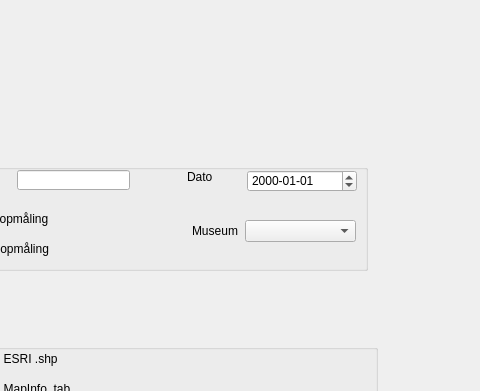
The window that felt_tegn/felt_tegn_dialog_base.ui (archaeodav/felttegn) describes before a commit, drawn with Qt 5; both pictures show x 123 to 603 and y 0 to 391 of the 603 by 665 pixel window.
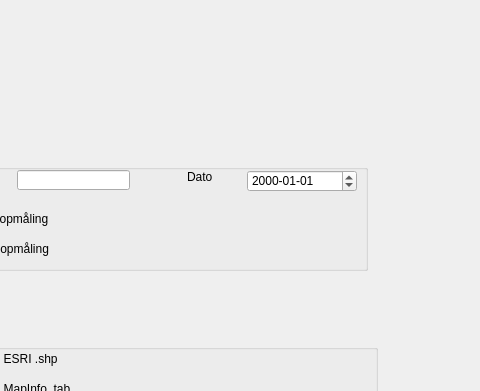
The same window after the commit. Custom widgets are drawn as their Qt base class.

Commit message: remove museum combobox

What changed in the file:
```diff
--- a/felt_tegn/felt_tegn_dialog_base.ui
+++ b/felt_tegn/felt_tegn_dialog_base.ui
@@ -311,29 +311,6 @@
      <string>Total stations opmåling</string>
     </property>
    </widget>
-   <widget class="QComboBox" name="comboBox">
-    <property name="geometry">
-     <rect>
-      <x>348</x>
-      <y>70</y>
-      <width>111</width>
-      <height>22</height>
-     </rect>
-    </property>
-   </widget>
-   <widget class="QLabel" name="museum">
-    <property name="geometry">
-     <rect>
-      <x>295</x>
-      <y>74</y>
-      <width>47</width>
-      <height>13</height>
-     </rect>
-    </property>
-    <property name="text">
-     <string>Museum</string>
-    </property>
-   </widget>
   </widget>
  </widget>
  <customwidgets>
```
The commit also changes 1 other file.
